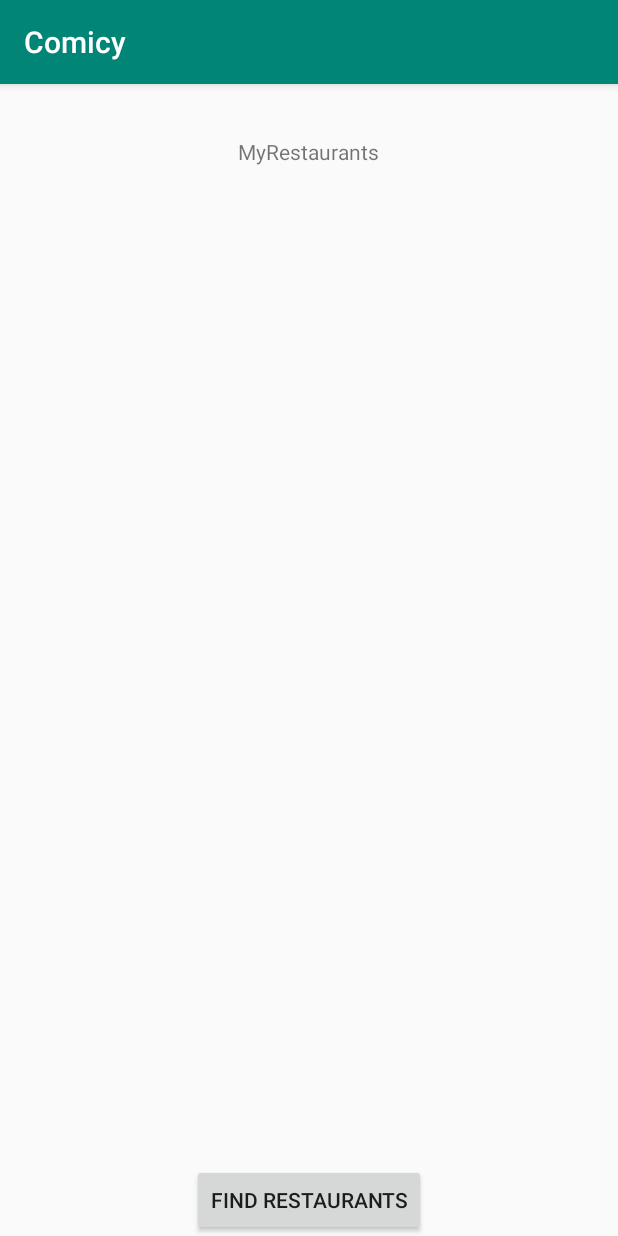
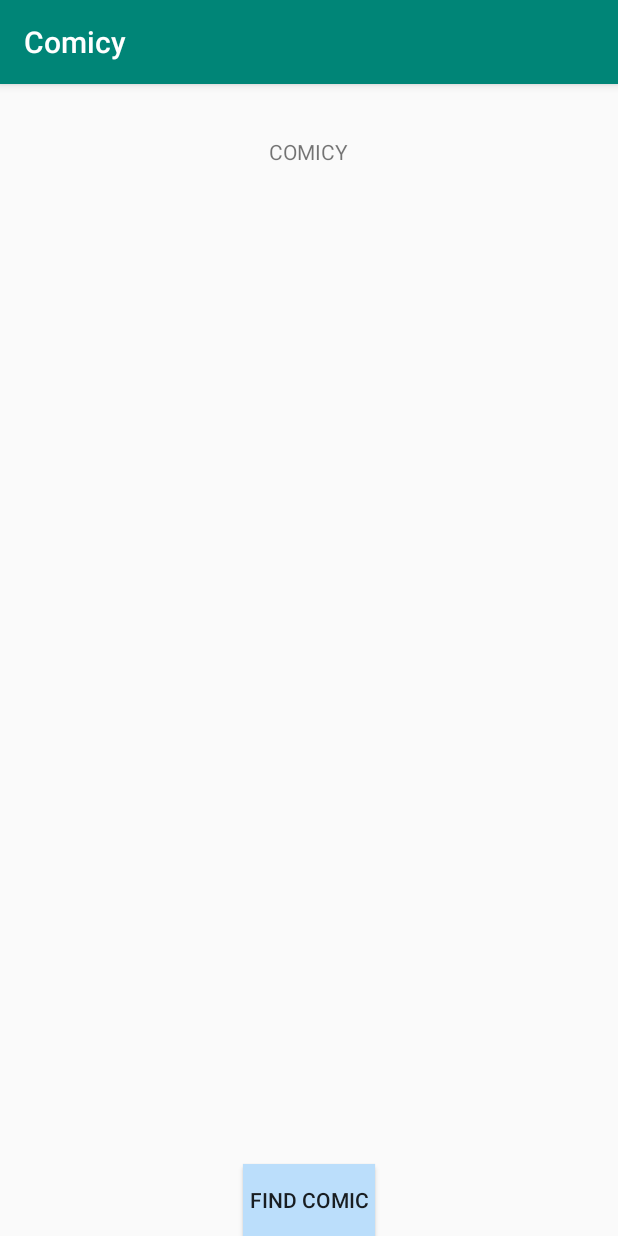
Before and after one commit to abigailwambui/Comicy, an Android app: the screen it shows after launch (MainActivity), on a phone screen of 412 x 824 dp. Run offline under Robolectric (Android 15) with nearby library versions, the phone set to English and light mode, and no system bars.

```diff
--- a/app/src/main/res/layout/activity_main.xml
+++ b/app/src/main/res/layout/activity_main.xml
@@ -9,7 +9,7 @@
     <TextView
         android:layout_width="wrap_content"
         android:layout_height="wrap_content"
-        android:text="MyRestaurants"
+        android:text="COMICY"
         android:layout_alignParentTop="true"
         android:layout_centerHorizontal="true"
         android:layout_marginTop="35dp"
@@ -18,8 +18,9 @@
     <Button
         android:layout_width="wrap_content"
         android:layout_height="wrap_content"
-        android:text="Find Restaurants"
-        android:id="@+id/button"
+        android:text="Find COMIC"
+        android:id="@+id/findComicsButton"
+        android:background="@color/colorPrimaryLight"
         android:layout_alignParentBottom="true"
         android:layout_centerHorizontal="true" />
 
```
Also changed, not shown: app/src/main/res/drawable/marvel.jpg (added), app/src/main/res/drawable/marvel2.jpg (added), app/src/main/res/drawable/marvel3.jpg (added), app/src/main/res/drawable/marvel4.jpeg (added), app/src/main/res/drawable/marvel5.jpeg (added).
